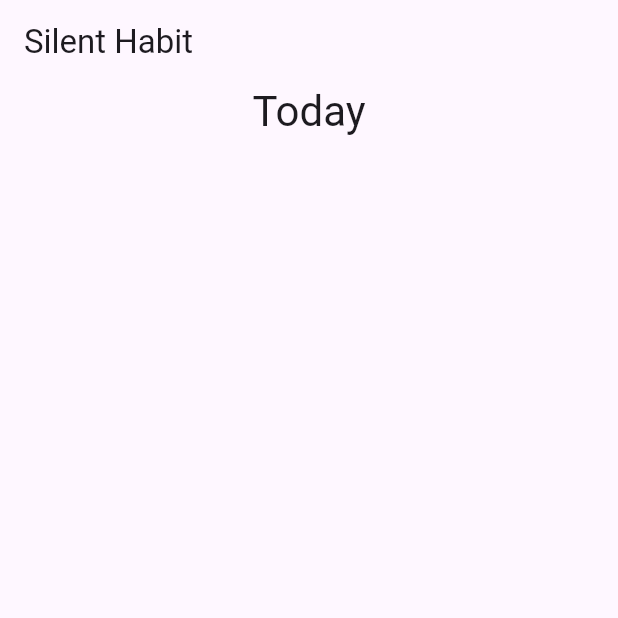
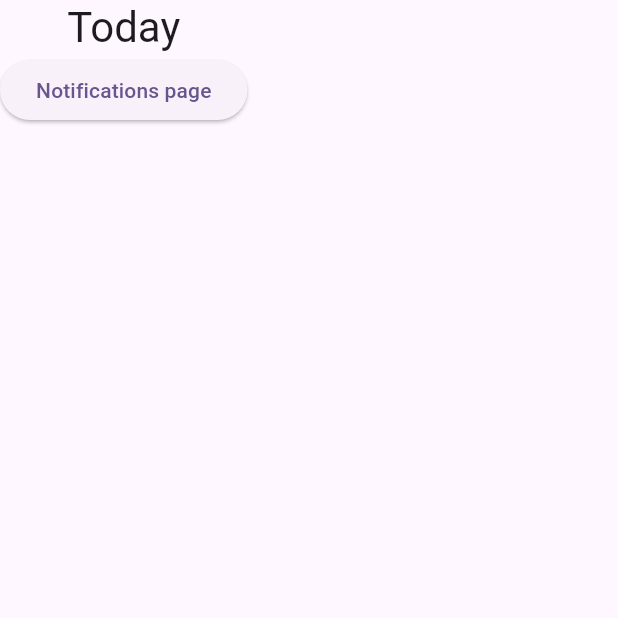
Before and after one commit to Zaccal/Silent-Habit, a Flutter app: the screen it shows after launch, on a phone screen of 412 x 824 dp, the top half of it. Run offline on Flutter 3.47's test engine with Material 3 defaults, Android fonts, the phone set to English and light mode, and no system bars.

Commit message:
[feat]: made two pages navigation

```diff
--- a/lib/main.dart
+++ b/lib/main.dart
@@ -1,5 +1,5 @@
 import 'package:flutter/material.dart';
-import 'components/header.dart';
+import 'package:silent_habit/pages/home.dart';
 
 void main() {
   runApp(const MyApp());
@@ -18,15 +18,3 @@ class MyApp extends StatelessWidget {
     );
   }
 }
-
-class MyHomePage extends StatelessWidget {
-  const MyHomePage({super.key});
-
-  @override
-  Widget build(BuildContext context) {
-    return Scaffold(
-      appBar: AppBar(title: const Text('Silent Habit')),
-      body: const Center(child: Header()),
-    );
-  }
-}
--- /dev/null
+++ b/lib/pages/home.dart
@@ -0,0 +1,29 @@
+import 'package:flutter/material.dart';
+import 'package:silent_habit/components/header.dart';
+import 'package:silent_habit/pages/notifications.dart';
+
+class MyHomePage extends StatelessWidget {
+  const MyHomePage({super.key});
+
+  @override
+  Widget build(BuildContext context) {
+    return Scaffold(
+      body: Column(
+        children: [
+          Header(),
+          ElevatedButton(
+            child: Text("Notifications page"),
+            onPressed: () {
+              Navigator.push(
+                context,
+                MaterialPageRoute(
+                  builder: (context) => const NotificationsPage(),
+                ),
+              );
+            },
+          ),
+        ],
+      ),
+    );
+  }
+}
```
Also changed, not shown: lib/pages/notifications.dart (added, +20 -0 lines).
